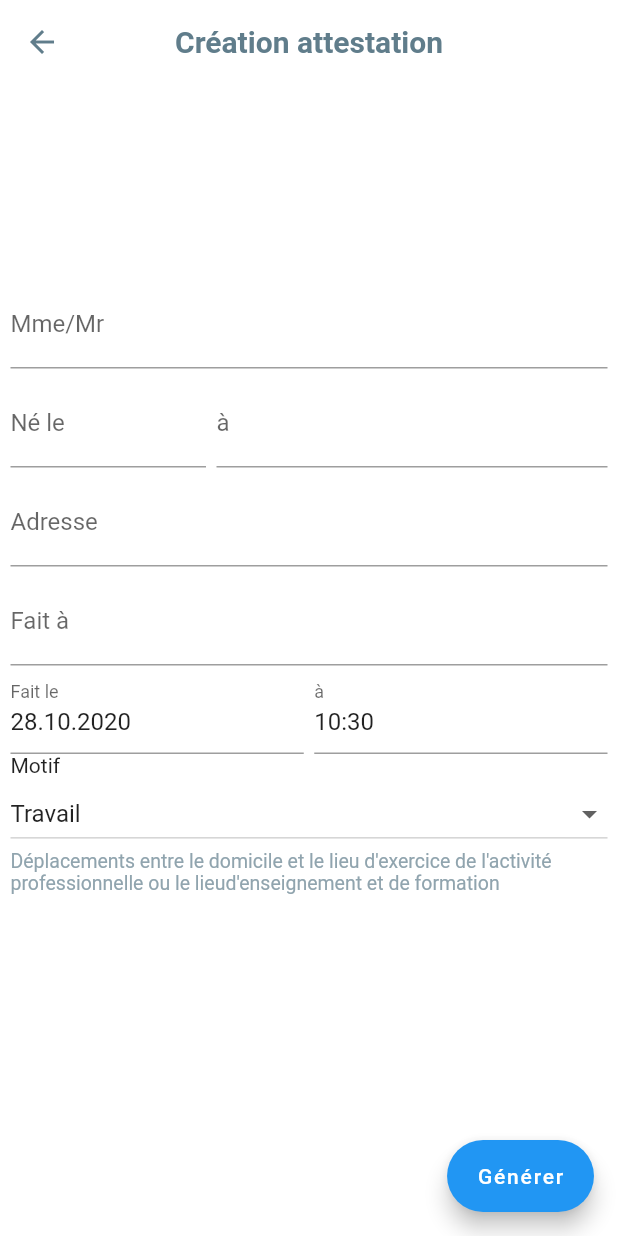
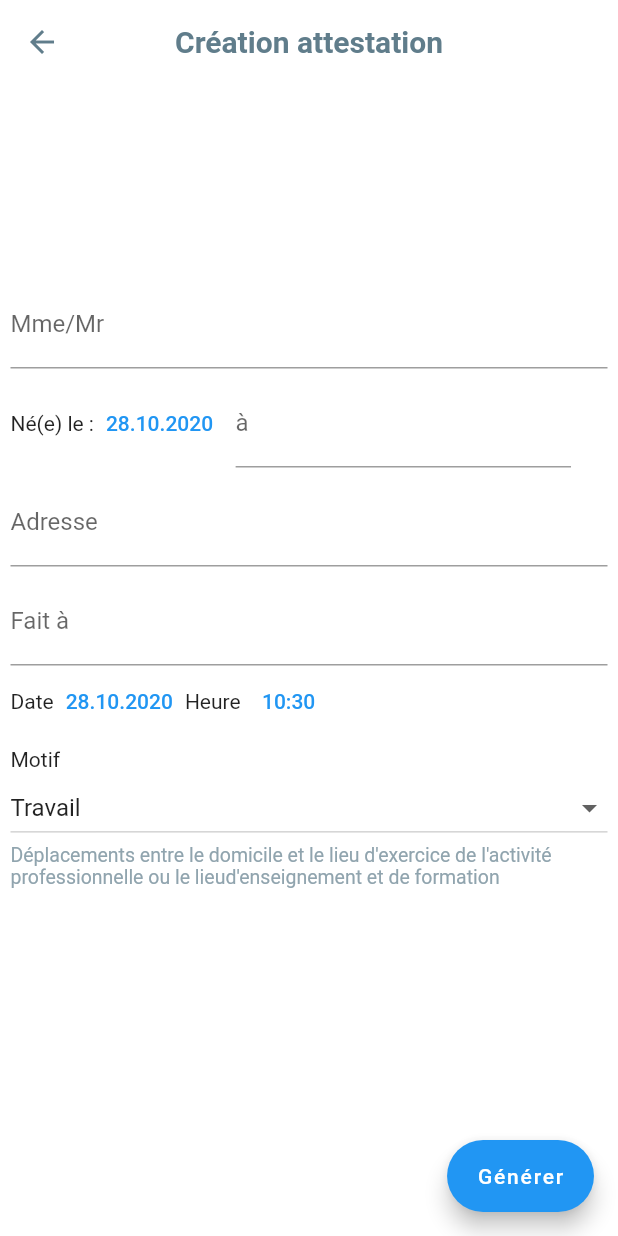
Before and after one commit to bahaa-mn/attestation-generator, a Flutter app: the EditorScreen screen opened by its route, on a phone screen of 412 x 824 dp. Run offline on Flutter 3.47's test engine with Material 2 defaults, Android fonts, the phone set to English and light mode, and no system bars; our stand-ins replace pdf; missing offline and left inert: flutter_full_pdf_viewer.

```diff
--- /dev/null
+++ b/lib/utils/formtateurs.dart
@@ -0,0 +1,8 @@
+import 'package:flutter/material.dart';
+import 'package:intl/intl.dart';
+
+class Formats {
+  static String date(DateTime d) => '${DateFormat('dd.MM.yyyy').format(d)}';
+
+  static String heure(TimeOfDay t) => '${t.hour}:${t.minute}';
+}
--- a/lib/utils/validators.dart
+++ /dev/null
@@ -1,6 +0,0 @@
-
-class Validators{
-
-
-
-}
--- a/lib/widgets/editor.dart
+++ b/lib/widgets/editor.dart
@@ -1,8 +1,8 @@
-import 'dart:convert';
-
-import 'package:acfgen/utils/constants.dart';
 import 'package:flutter/material.dart';
 import 'package:intl/intl.dart';
+
+import '../utils/constants.dart';
+import '../utils/formtateurs.dart';
 
 class EditorAttestation extends StatefulWidget {
   final Map m;
@@ -18,30 +18,34 @@ class _EditorAttestationState extends State<EditorAttestation> {
   var isModify = false;
   var _selectedMotif = MotifValue.list[0];
 
+  var _selectedBirthDate = DateTime.now();
+  var _selectedDate = DateTime.now();
+  var _selectedHeure = TimeOfDay.now();
+
   final _form = GlobalKey<FormState>();
-  final _birthDateNode = FocusNode();
+  // final _birthDateNode = FocusNode();
   final _birthCityNode = FocusNode();
   final _addressNode = FocusNode();
-  final _dateNode = FocusNode();
-  final _heureNode = FocusNode();
+  // final _dateNode = FocusNode();
+  // final _heureNode = FocusNode();
   final _cityNode = FocusNode();
 
   final _nameController = TextEditingController();
   final _addressController = TextEditingController();
-  final _birthdayController = TextEditingController();
+  // final _birthdayController = TextEditingController();
   final _birthCityController = TextEditingController();
   final _cityController = TextEditingController();
-  final _dateController = TextEditingController();
-  final _heureController = TextEditingController();
+  // final _dateController = TextEditingController();
+  // final _heureController = TextEditingController();
 
   final _formData = {
     MapAttrs.name: '',
     MapAttrs.addresse: '',
-    MapAttrs.birthday: '',
+    MapAttrs.birthday: DateTime.now(),
     MapAttrs.birthCity: '',
     MapAttrs.city: '',
-    MapAttrs.date: '',
-    MapAttrs.heure: '',
+    MapAttrs.date: DateTime.now(),
+    MapAttrs.heure: TimeOfDay.now(),
     MapAttrs.motif: Map,
   };
 
@@ -52,21 +56,23 @@ class _EditorAttestationState extends State<EditorAttestation> {
     if (m != null) {
       _nameController.text = m[MapAttrs.name];
       _addressController.text = m[MapAttrs.addresse];
-      _birthdayController.text = m[MapAttrs.birthday];
       _birthCityController.text = m[MapAttrs.birthCity];
       _cityController.text = m[MapAttrs.city];
       _selectedMotif = m[MapAttrs.motif];
-      _dateController.text = m[MapAttrs.date];
-      _heureController.text = m[MapAttrs.heure];
+      _selectedBirthDate = m[MapAttrs.birthday];
+      _selectedDate = m[MapAttrs.date];
+      _selectedHeure = m[MapAttrs.heure];
     } else {
       _nameController.text = '';
       _addressController.text = '';
-      _birthdayController.text = '';
       _birthCityController.text = '';
       _cityController.text = '';
-      _dateController.text =
-          '${DateFormat('dd.MM.yyyy').format(DateTime.now())}';
-      _heureController.text = '${DateFormat('HH:mm').format(DateTime.now())}';
+      _selectedBirthDate = DateTime.now();
+      _selectedDate = DateTime.now();
+      _selectedHeure = TimeOfDay.now();
+      // _dateController.text =
+      //     '${DateFormat('dd.MM.yyyy').format(DateTime.now())}';
+      // _heureController.text = '${DateFormat('HH:mm').format(DateTime.now())}';
     }
     super.initState();
   }
@@ -91,31 +97,53 @@ class _EditorAttestationState extends State<EditorAttestation> {
               decoration: InputDecoration(labelText: "Mme/Mr"),
               textInputAction: TextInputAction.next,
               onFieldSubmitted: (_) =>
-                  FocusScope.of(context).requestFocus(_birthDateNode),
+                  FocusScope.of(context).requestFocus(_birthCityNode),
               onSaved: (value) => _formData[MapAttrs.name] = value,
               validator: _validField,
             ),
             SizedBox(height: 7.0),
             Row(
+              crossAxisAlignment: CrossAxisAlignment.center,
               children: [
+                Text(
+                  'Né(e) le :',
+                  style: TextStyle(),
+                ),
                 Flexible(
                   flex: 1,
-                  child: TextFormField(
+                  child: TextButton(
+                    child: Text(Formats.date(_selectedBirthDate)),
+                    onPressed: () async {
+                      final currYear = DateTime.now().year;
+                      final date = await showDatePicker(
+                        context: context,
+                        initialDate: DateTime.now(),
+                        firstDate: DateTime(1900),
+                        lastDate: DateTime(currYear + 1),
+                      );
+                      setState(() {
+                        _selectedBirthDate = date;
+                      });
+                    },
+                  ),
+                  /*TextFormField(
                     controller: _birthdayController,
                     decoration: InputDecoration(labelText: 'Né le'),
                     focusNode: _birthDateNode,
+                    textInputAction: TextInputAction.next,
                     onFieldSubmitted: (_) =>
                         FocusScope.of(context).requestFocus(_birthCityNode),
                     onSaved: (value) => _formData[MapAttrs.birthday] = value,
                     validator: _validField,
-                  ),
+                  ),*/
                 ),
                 SizedBox(width: 7.0),
                 Flexible(
                   flex: 2,
                   child: TextFormField(
                     controller: _birthCityController,
-                    decoration: InputDecoration(labelText: 'à'),
+                    decoration: InputDecoration(labelText: 'à',hintText: 'Ville'),
+                    textInputAction: TextInputAction.next,
                     focusNode: _birthCityNode,
                     onFieldSubmitted: (_) =>
                         FocusScope.of(context).requestFocus(_addressNode),
@@ -145,15 +173,56 @@ class _EditorAttestationState extends State<EditorAttestation> {
                 hintText: 'Ville',
               ),
               focusNode: _cityNode,
-              textInputAction: TextInputAction.next,
-              onFieldSubmitted: (_) =>
-                  FocusScope.of(context).requestFocus(_dateNode),
+              textInputAction: TextInputAction.done,
+              // onFieldSubmitted: (_) =>
+              //     FocusScope.of(context).requestFocus(_dateNode),
               onSaved: (value) => _formData[MapAttrs.city] = value,
               validator: _validField,
             ),
             Row(
               children: [
                 Flexible(
+                  flex: 1,
+                  child: Text('Date'),
+                ),
+                Flexible(
+                  flex: 3,
+                  child: TextButton(
+                    child: Text(Formats.date(_selectedDate)),
+                    onPressed: () async {
+                      final currYear = DateTime.now().year;
+                      final date = await showDatePicker(
+                        context: context,
+                        initialDate: DateTime.now(),
+                        firstDate: DateTime.now(),
+                        lastDate: DateTime(currYear + 1),
+                      );
+                      setState(() {
+                        _selectedBirthDate = date;
+                      });
+                    },
+                  ),
+                ),
+                Flexible(
+                  flex: 1,
+                  child: Text('Heure'),
+                ),
+                Flexible(
+                  flex: 3,
+                  child: TextButton(
+                    child: Text(Formats.heure(_selectedHeure)),
+                    onPressed: () async {
+                      final hour = await showTimePicker(
+                        context: context,
+                        initialTime: TimeOfDay.now(),
+                      );
+                      setState(() {
+                        _selectedHeure = hour;
+                      });
+                    },
+                  ),
+                ),
+                /* Flexible(
                   flex: 1,
                   child: TextFormField(
                     controller: _dateController,
@@ -182,10 +251,10 @@ class _EditorAttestationState extends State<EditorAttestation> {
                     onSaved: (value) => _formData[MapAttrs.heure] = value,
                     validator: _validField,
                   ),
-                ),
+                ), */
               ],
             ),
-            SizedBox(width: 7.0),
+            SizedBox(height: 7.0),
             Text('Motif'),
             DropdownButton(
               value: _selectedMotif,
@@ -226,7 +295,11 @@ class _EditorAttestationState extends State<EditorAttestation> {
 
   Map getData() {
     _form.currentState.save();
-    _formData['motif'] = _selectedMotif;
+    _formData[MapAttrs.motif] = _selectedMotif;
+    _formData[MapAttrs.date] = _selectedDate;
+    _formData[MapAttrs.heure] = _selectedHeure;
+    _formData[MapAttrs.birthday] = _selectedBirthDate;
+
     // print('lskdjglksjdg lkfj  $_formData');
 
     return _formData;
--- a/pubspec.yaml
+++ b/pubspec.yaml
@@ -24,6 +24,10 @@ dependencies:
   flutter:
     sdk: flutter
   intl: ^0.16.1
+  shared_preferences: ^0.5.6
+  pdf: ^1.3.24
+  flutter_full_pdf_viewer: ^1.0.6
+  path_provider: ^1.5.1
 
 
   # The following adds the Cupertino Icons font to your application.
```
Also changed, not shown: lib/screens/home_screen.dart (+22 -9 lines), lib/utils/pdf_creator.dart (added, +123 -0 lines), lib/widgets/att_list.dart (+25 -7 lines), lib/widgets/pdf_viewer.dart (added, +25 -0 lines), pubspec.lock, 3 other files.
